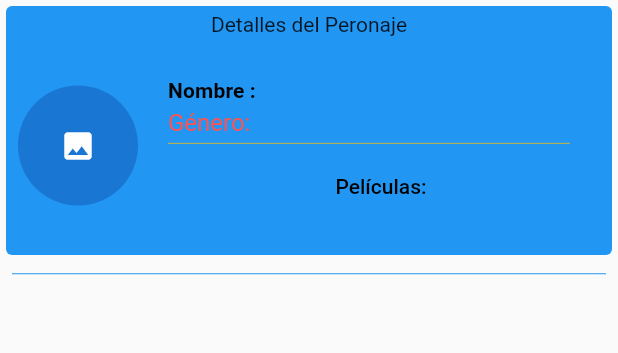
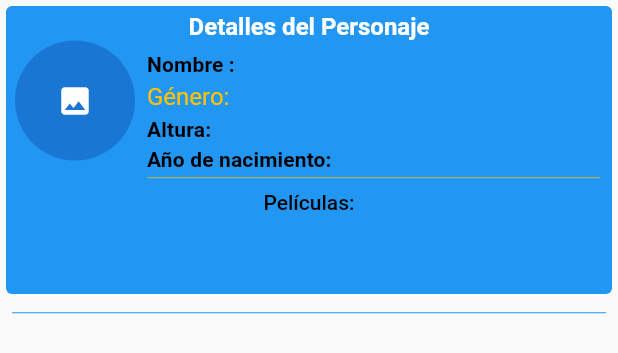
Before and after one commit to sochoall/star_wars, a Flutter app: the PersonajeInfoDetalles widget shown alone on an empty page, opened directly with empty values, on a phone screen of 412 x 824 dp. Shown: the top 353 px of the screen. Run offline on Flutter 3.47's test engine with Material 2 defaults, Android fonts, the phone set to English and light mode, and no system bars; network calls fail.

Commit message:
UPDATE: Agregamos nuevos campos para mostrar mas detalles de los personajes

```diff
--- a/lib/src/presentation/widgets/personaje_info_detalles.dart
+++ b/lib/src/presentation/widgets/personaje_info_detalles.dart
@@ -17,21 +17,30 @@ class PersonajeInfoDetalles extends StatelessWidget {
 
     return Column(
       children: [
-        Card(
+        SizedBox(
+          height: 200,
+          child: Card(
             elevation: 0,
             color: cs.tertiaryContainer,
             child: Column(
               children: [
-              const Padding(
-                padding: EdgeInsets.only(top: 4),
+                Padding(
+                  padding: const EdgeInsets.only(top: 4),
                   child: Center(
-                  child: Text("Detalles del Peronaje"),
+                    child: Text(
+                      "Detalles del Personaje",
+                      style: tt.titleMedium!.copyWith(
+                        color: cs.inversePrimary,
+                        fontWeight: FontWeight.bold,
+                      ),
+                    ),
                   ),
                 ),
                 Padding(
-                padding: const EdgeInsets.all(8.0),
+                  padding: const EdgeInsets.only(left: 6.0),
                   child: Row(
                     mainAxisAlignment: MainAxisAlignment.spaceEvenly,
+                    crossAxisAlignment: CrossAxisAlignment.start,
                     children: [
                       const CircleAvatar(
                         radius: 40,
@@ -44,11 +53,12 @@ class PersonajeInfoDetalles extends StatelessWidget {
                         child: Column(
                           children: [
                             Padding(
-                            padding: const EdgeInsets.all(8.0),
+                              padding: const EdgeInsets.all(6.0),
                               child: Padding(
-                              padding: const EdgeInsets.all(12.0),
+                                padding: const EdgeInsets.all(2.0),
                                 child: Column(
-                                crossAxisAlignment: CrossAxisAlignment.stretch,
+                                  crossAxisAlignment:
+                                      CrossAxisAlignment.stretch,
                                   children: [
                                     Text(
                                       'Nombre : ${personaje.name ?? ''}',
@@ -61,9 +71,27 @@ class PersonajeInfoDetalles extends StatelessWidget {
                                     Text(
                                       'Género: ${personaje.gender ?? ''}',
                                       style: tt.titleMedium!.copyWith(
-                                      color: personaje.gender == 'male'
+                                        color: personaje.gender == 'masculino'
                                             ? Colors.lightGreen
-                                          : Colors.redAccent,
+                                            : personaje.gender == 'femenino'
+                                                ? Colors.redAccent
+                                                : Colors.amber,
+                                      ),
+                                    ),
+                                    const SizedBox(height: 4),
+                                    Text(
+                                      'Altura: ${personaje.height ?? ''}',
+                                      style: tt.titleSmall!.copyWith(
+                                        color: cs.onSurfaceVariant,
+                                        fontWeight: FontWeight.bold,
+                                      ),
+                                    ),
+                                    const SizedBox(height: 4),
+                                    Text(
+                                      'Año de nacimiento: ${personaje.birthYear ?? ''}',
+                                      style: tt.titleSmall!.copyWith(
+                                        color: cs.onSurfaceVariant,
+                                        fontWeight: FontWeight.bold,
                                       ),
                                     ),
                                     const SizedBox(height: 4),
@@ -76,8 +104,14 @@ class PersonajeInfoDetalles extends StatelessWidget {
                                 ),
                               ),
                             ),
+                          ],
+                        ),
+                      ),
+                    ],
+                  ),
+                ),
                 Padding(
-                            padding: const EdgeInsets.only(left: 16.0),
+                  padding: const EdgeInsets.only(bottom: 8.0),
                   child: Text(
                     'Películas:',
                     style: tt.bodyLarge!.copyWith(
@@ -94,8 +128,7 @@ class PersonajeInfoDetalles extends StatelessWidget {
                       final film = personaje.films![index];
                       final nombre = film.split('/')[5];
                       return Padding(
-                                  padding:
-                                      const EdgeInsets.only(left: 12.0, top: 8),
+                        padding: const EdgeInsets.only(left: 2.0, bottom: 4),
                         child: Container(
                           decoration: BoxDecoration(
                             borderRadius: const BorderRadius.all(
@@ -121,11 +154,6 @@ class PersonajeInfoDetalles extends StatelessWidget {
               ],
             ),
           ),
-                  ],
-                ),
-              )
-            ],
-          ),
         ),
         Padding(
           padding: const EdgeInsets.all(8.0),
```
Lines whose indentation alone changed are shown as unchanged.
